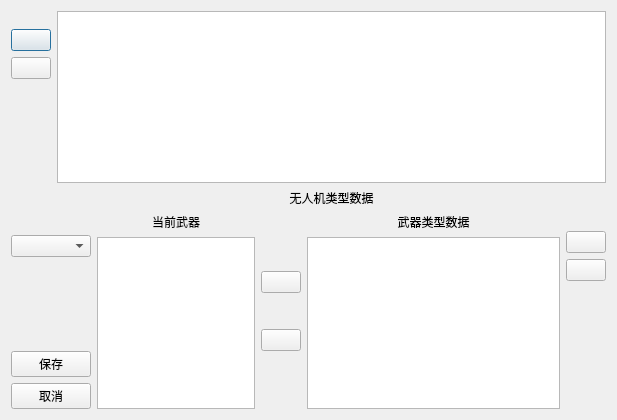
Above: UAV/UAVServer/dialog/uavtypedatadialog.ui from zt900403/UAV before the change. Below: the same form after it.
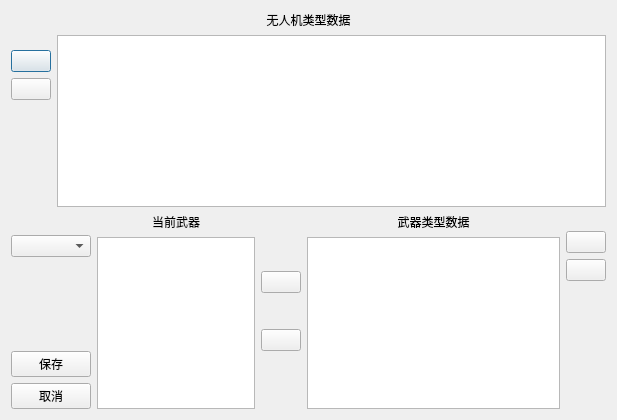
That is the form after the change. Icons and pictures are not drawn.

What changed in the file:
```diff
--- a/UAV/UAVServer/dialog/uavtypedatadialog.ui
+++ b/UAV/UAVServer/dialog/uavtypedatadialog.ui
@@ -18,6 +18,16 @@
     <normaloff>:/images/icos/uav.ico</normaloff>:/images/icos/uav.ico</iconset>
   </property>
   <layout class="QVBoxLayout" name="verticalLayout_10">
+   <item>
+    <widget class="QLabel" name="label">
+     <property name="text">
+      <string>无人机类型数据</string>
+     </property>
+     <property name="alignment">
+      <set>Qt::AlignCenter</set>
+     </property>
+    </widget>
+   </item>
    <item>
     <layout class="QHBoxLayout" name="horizontalLayout">
      <item>
@@ -87,16 +97,6 @@
          </property>
         </widget>
        </item>
-       <item>
-        <widget class="QLabel" name="label">
-         <property name="text">
-          <string>无人机类型数据</string>
-         </property>
-         <property name="alignment">
-          <set>Qt::AlignCenter</set>
-         </property>
-        </widget>
-       </item>
       </layout>
      </item>
     </layout>
```
